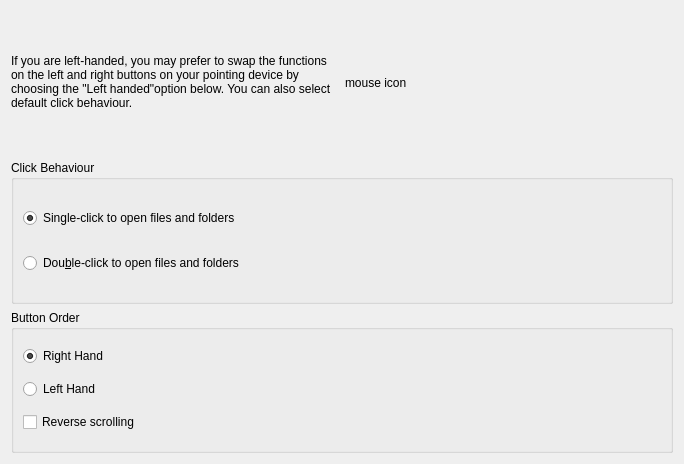
First picture: the form in kde4/kaptan4/src/gui/mouseWidget.ui, repository pars-linux/uludag, before the edit.
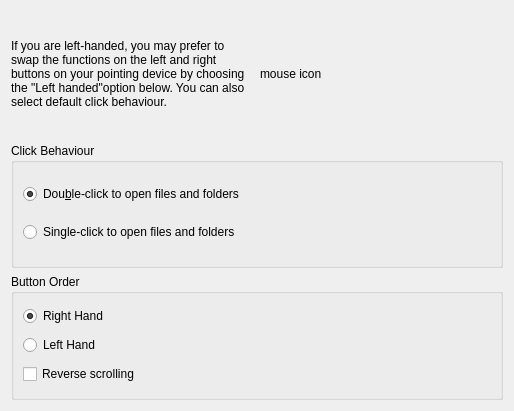
Second picture: the form after the edit.

Commit message: make double click default. and even no action toggled, set default to double click automatically

```diff
--- a/kde4/kaptan4/src/gui/mouseWidget.ui
+++ b/kde4/kaptan4/src/gui/mouseWidget.ui
@@ -6,8 +6,8 @@
    <rect>
     <x>0</x>
     <y>0</y>
-    <width>684</width>
-    <height>464</height>
+    <width>514</width>
+    <height>411</height>
    </rect>
   </property>
   <property name="windowTitle">
@@ -53,16 +53,25 @@
        </property>
        <layout class="QGridLayout" name="gridLayout">
         <item row="1" column="0">
-         <widget class="QRadioButton" name="DoubleClick">
+         <widget class="QRadioButton" name="singleClick">
+          <property name="enabled">
+           <bool>true</bool>
+          </property>
+          <property name="mouseTracking">
+           <bool>true</bool>
+          </property>
           <property name="text">
-           <string>Dou&amp;ble-click to open files and folders</string>
+           <string>Single-click to open files and folders</string>
+          </property>
+          <property name="checked">
+           <bool>false</bool>
           </property>
          </widget>
         </item>
         <item row="0" column="0">
-         <widget class="QRadioButton" name="singleClick">
+         <widget class="QRadioButton" name="DoubleClick">
           <property name="text">
-           <string>Single-click to open files and folders</string>
+           <string>Dou&amp;ble-click to open files and folders</string>
           </property>
           <property name="checked">
            <bool>true</bool>
```
The commit also changes 1 other file.
